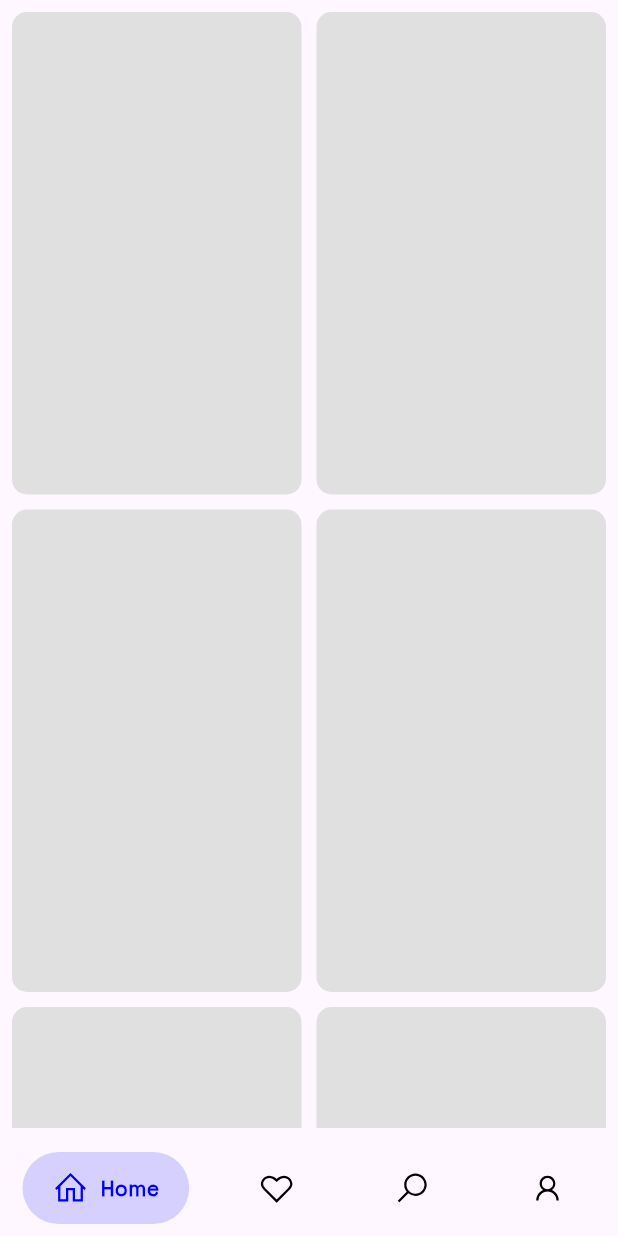
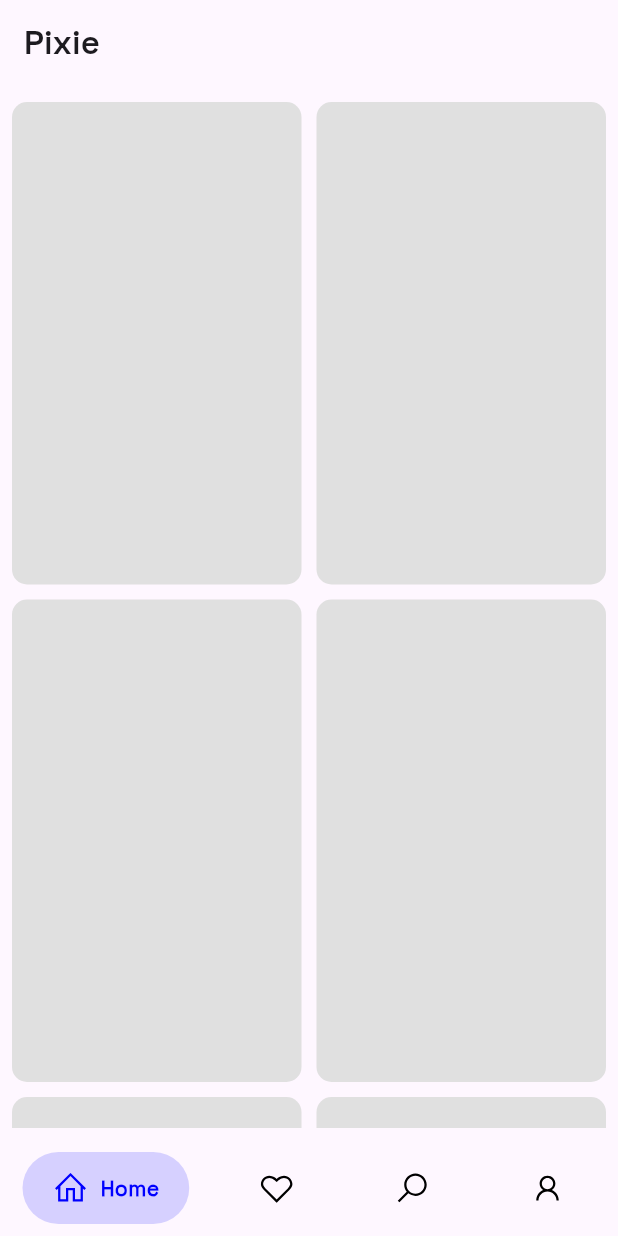
Before and after one commit to talalalghazal5/Pixie, a Flutter app: the screen it shows after launch, on a phone screen of 412 x 824 dp. Run offline on Flutter 3.47's test engine with Material 3 defaults, Android fonts, the phone set to English and light mode, and no system bars; drawn by our look-alikes of google_nav_bar; our stand-ins replace font_awesome_flutter, get, line_icons.

Commit message:
added an app bar to the main page

```diff
--- a/pixie/lib/UI/view/main_page.dart
+++ b/pixie/lib/UI/view/main_page.dart
@@ -1,4 +1,7 @@
+import 'dart:ui';
+
 import 'package:flutter/material.dart';
+import 'package:flutter/services.dart';
 import 'package:font_awesome_flutter/font_awesome_flutter.dart';
 import 'package:get/get.dart';
 import 'package:google_nav_bar/google_nav_bar.dart';
@@ -29,6 +32,12 @@ class _MainPageState extends State<MainPage> {
   Widget build(BuildContext context) {
     MainController mainController = Get.put(MainController());
     return Scaffold(
+      appBar: PreferredSize(
+          preferredSize: Size(double.infinity, 60),
+          child: AppBar(
+            forceMaterialTransparency: true,
+            title: Text('Pixie', style: TextStyle(fontFamily: 'spaceSemiBold'),),
+          )),
       body: PageView(
           controller: mainController.pageController,
           onPageChanged: (value) => mainController.onPageChanged(value),
```
